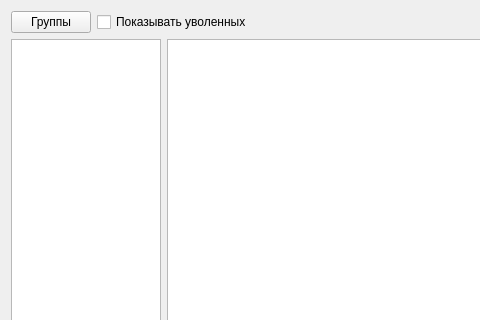
This is workers.ui in alexdev276/MiniKadri as Qt 5 draws it before an edit; both pictures show x 0 to 480 and y 0 to 320 of the 651 by 521 pixel window. The edited form follows.
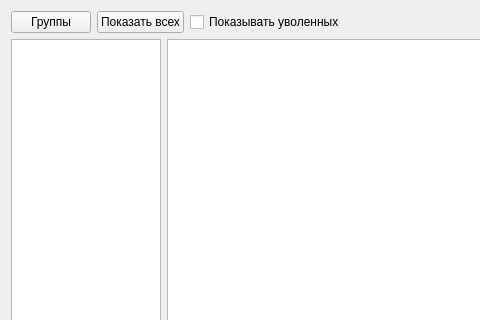
This is the edited form.

Patch:
```diff
--- a/workers.ui
+++ b/workers.ui
@@ -32,6 +32,13 @@
        </property>
       </widget>
      </item>
+     <item>
+      <widget class="QPushButton" name="showAll">
+       <property name="text">
+        <string>Показать всех</string>
+       </property>
+      </widget>
+     </item>
      <item>
       <widget class="QCheckBox" name="is_dismissed">
        <property name="sizePolicy">
```
Left out of the diff: 2 changed lines with no effect on the pictures.
